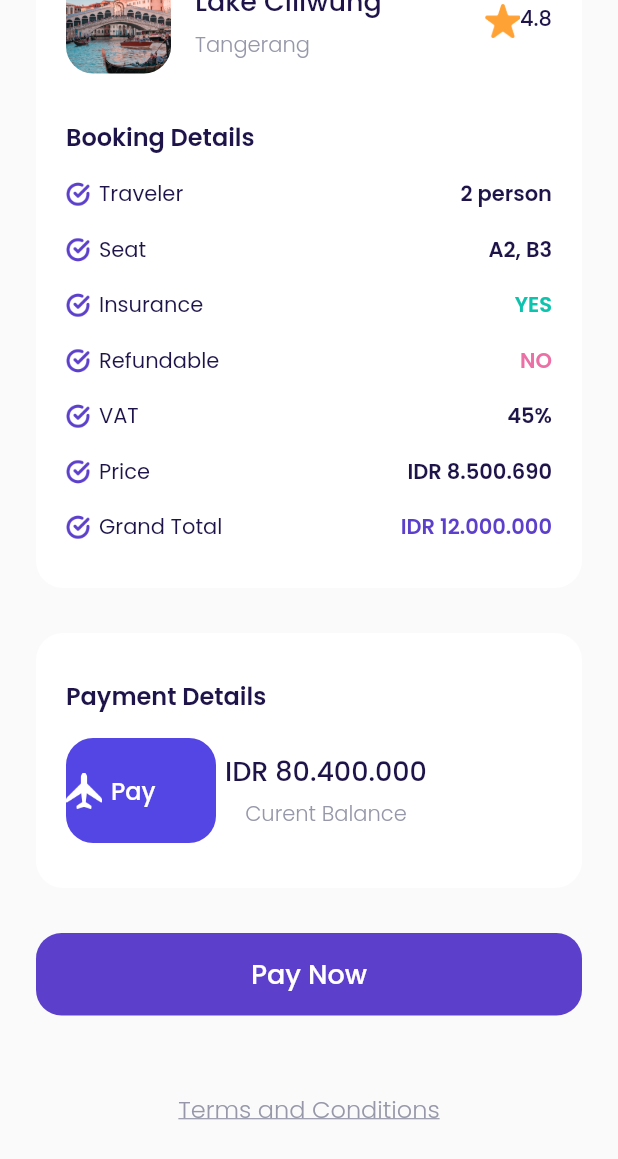
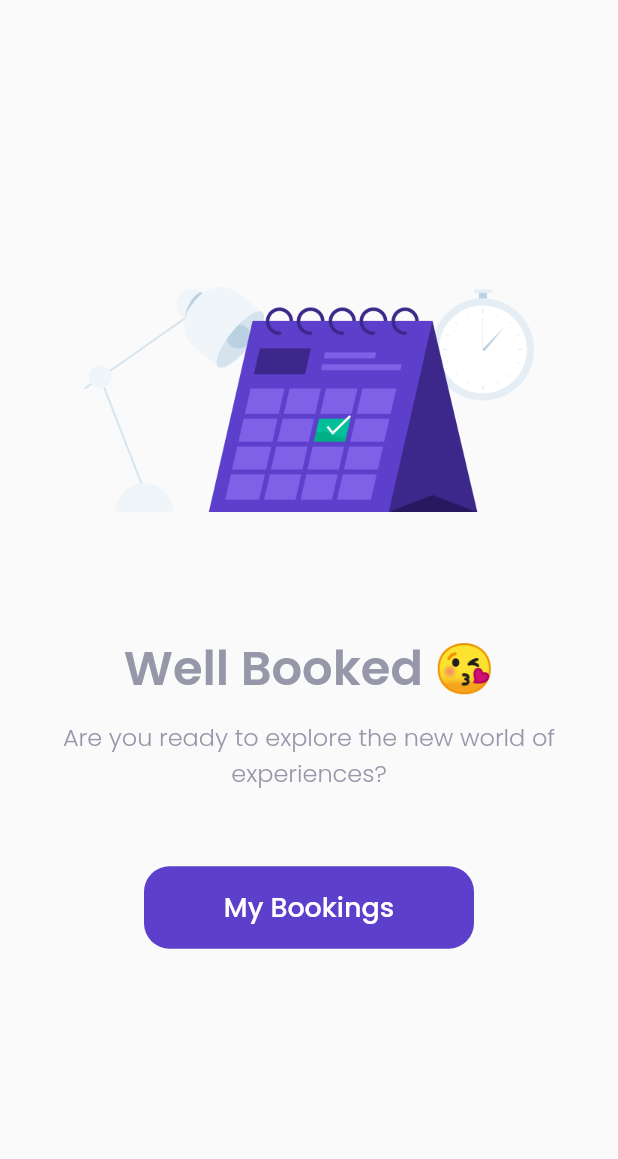
Before and after one commit to ramadhan-eko/Travel-Plane, a Flutter app: the CheckoutPage screen opened directly, scrolled down 263 dp, after a tap on "Pay Now", on a phone screen of 412 x 824 dp. Shown: the top 1159 px of the screen. Run offline on Flutter 3.47's test engine with Material 2 defaults, Android fonts, the phone set to English and light mode, and no system bars; our stand-ins replace google_fonts.

Commit message:
update checkout page

```diff
--- a/lib/ui/pages/checkout_page.dart
+++ b/lib/ui/pages/checkout_page.dart
@@ -1,4 +1,5 @@
 import 'package:airplane/shared/theme.dart';
+import 'package:airplane/ui/pages/success_checkout_page.dart';
 import 'package:airplane/ui/widgets/booking_details_item.dart';
 import 'package:airplane/ui/widgets/custom_button.dart';
 import 'package:flutter/material.dart';
@@ -244,6 +245,7 @@ class CheckoutPage extends StatelessWidget {
                     ),
                     child: Center(
                       child: Row(
+                        mainAxisAlignment: MainAxisAlignment.center,
                         children: [
                           Container(
                             width: 24,
@@ -300,7 +302,14 @@ class CheckoutPage extends StatelessWidget {
     Widget payNowButton() {
       return CustomButton(
         title: 'Pay Now',
-        onPressed: () {},
+        onPressed: () {
+          Navigator.push(
+            context,
+            MaterialPageRoute(
+              builder: (context) => SuccessCheckoutPage(),
+            ),
+          );
+        },
         margin: EdgeInsets.only(top: 30),
       );
     }
--- a/lib/ui/pages/main_page.dart
+++ b/lib/ui/pages/main_page.dart
@@ -1,4 +1,5 @@
 import 'package:airplane/ui/pages/home_page.dart';
+import 'package:airplane/ui/pages/transaction_page.dart';
 import 'package:airplane/ui/widgets/custom_bottom_navigation_item.dart';
 import 'package:flutter/material.dart';
 import '../../shared/theme.dart';
@@ -9,7 +10,7 @@ class MainPage extends StatelessWidget {
   @override
   Widget build(BuildContext context) {
     Widget buildContent() {
-      return HomePage();
+      return TransactionPage();
     }
 
     Widget customBottomNavigation() {
--- /dev/null
+++ b/lib/ui/pages/success_checkout_page.dart
@@ -0,0 +1,60 @@
+import 'package:airplane/shared/theme.dart';
+import 'package:airplane/ui/widgets/custom_button.dart';
+import 'package:flutter/material.dart';
+
+class SuccessCheckoutPage extends StatelessWidget {
+  const SuccessCheckoutPage({Key? key}) : super(key: key);
+
+  @override
+  Widget build(BuildContext context) {
+    return Scaffold(
+      backgroundColor: kBackgroundColor,
+      body: Center(
+        child: Column(
+          mainAxisAlignment: MainAxisAlignment.center,
+          children: [
+            Container(
+              width: 300,
+              height: 150,
+              margin: EdgeInsets.only(bottom: 80),
+              decoration: BoxDecoration(
+                image: DecorationImage(
+                  image: AssetImage(
+                    'assets/image_success.png',
+                  ),
+                ),
+              ),
+            ),
+            Text(
+              'Well Booked 😘',
+              style: greyTextStyle.copyWith(
+                fontSize: 32,
+                fontWeight: semiBold,
+              ),
+            ),
+            SizedBox(
+              height: 10,
+            ),
+            Text(
+              'Are you ready to explore the new world of experiences?',
+              style: greyTextStyle.copyWith(
+                fontSize: 16,
+                fontWeight: light,
+              ),
+              textAlign: TextAlign.center,
+            ),
+            CustomButton(
+              title: 'My Bookings',
+              onPressed: () {
+                Navigator.pushNamedAndRemoveUntil(
+                    context, '/main', (route) => false);
+              },
+              width: 220,
+              margin: EdgeInsets.only(top: 50),
+            ),
+          ],
+        ),
+      ),
+    );
+  }
+}
--- a/pubspec.yaml
+++ b/pubspec.yaml
@@ -92,6 +92,7 @@ flutter:
     - assets/icon_unavailable.png
     - assets/image_checkout.png
     - assets/icon_checked.png
+    - assets/image_success.png
 
   # An image asset can refer to one or more resolution-specific "variants", see
   # https://flutter.dev/assets-and-images/#resolution-aware.
```
Also changed, not shown: lib/ui/pages/setting_page.dart (added, +14 -0 lines), lib/ui/pages/transaction_page.dart (added, +14 -0 lines), lib/ui/pages/wallet_page.dart (added, +14 -0 lines).
